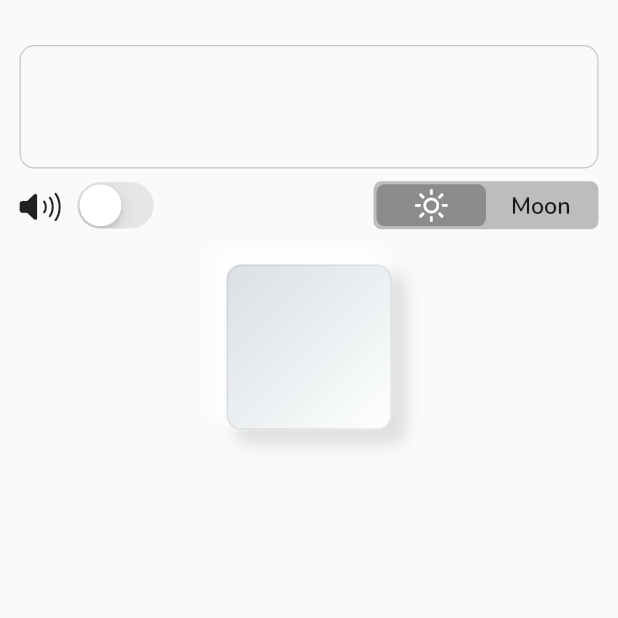
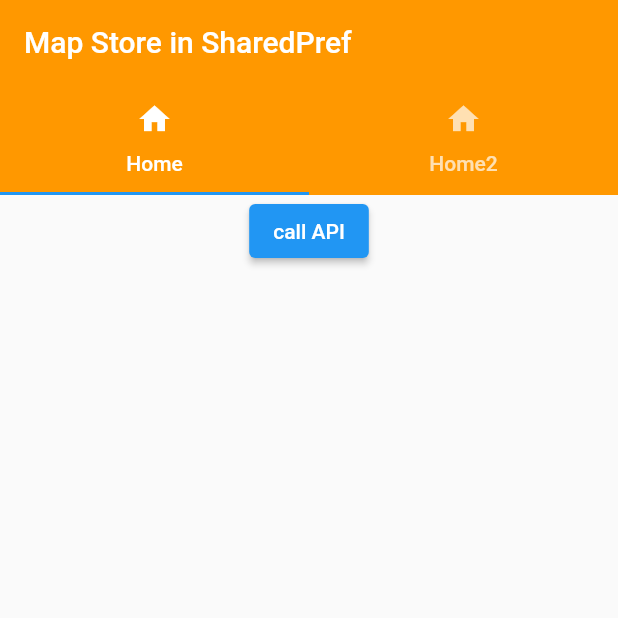
Before and after one commit to sahil078078/flutter_awesome_design, a Flutter app: the screen it shows after launch, on a phone screen of 412 x 824 dp, the top half of it. Run offline on Flutter 3.47's test engine with Material 2 defaults, Android fonts, the phone set to English and light mode, and no system bars; our stand-ins replace assets_audio_player, carousel_slider, dio, easy_localization, file_picker, flutter_colorpicker and 10 more; missing offline and left inert: easy_actions, whatsapp_unilink; network calls fail.

Commit message:
api and sharedPref

```diff
--- /dev/null
+++ b/lib/27July2022/sharedprefrences/get_map.dart
@@ -0,0 +1,83 @@
+import 'dart:developer';
+import 'package:flutter/widgets.dart';
+import 'package:shared_preferences/shared_preferences.dart';
+import 'package:dio/dio.dart';
+import 'package:flutter/foundation.dart';
+
+Dio dio = Dio();
+
+class GetMapDataProvider extends ChangeNotifier {
+  List<Company> company = [];
+
+  Future<void> getMapData() async {
+    String _url = 'https://jsonkeeper.com/b/W5KS';
+
+    try {
+      Response response = await dio.get(_url, options: Options(
+        validateStatus: (status) {
+          return (status == 200 || status == 404 || status == 400);
+        },
+      ));
+
+      log('responseCode : ${response.statusCode}');
+      log('responceData : ${response.data}');
+
+      if (response.statusCode == 200) {
+        var x = response.data['company'];
+        company = List<Company>.from(
+          x.map(
+            (e) => Company.fromJson(e),
+          ),
+        ).toList(growable: true);
+        notifyListeners();
+      }
+    } on DioError catch (e) {
+      if (kDebugMode) {
+        log('DioErrorCatch : $e');
+      }
+      company = [];
+      notifyListeners();
+    } catch (e) {
+      if (kDebugMode) {
+        log('catchError : $e');
+      }
+      company = [];
+      notifyListeners();
+    }
+  }
+}
+
+class Company {
+  Company({
+    required this.id,
+    required this.type,
+    required this.name,
+  });
+
+  String id;
+  String type;
+  String name;
+
+  factory Company.fromJson(Map<String, dynamic> json) => Company(
+        id: json["id"],
+        type: json["type"],
+        name: json["name"],
+      );
+
+  Map<String, dynamic> toJson() => {
+        "id": id,
+        "type": type,
+        "name": name,
+      };
+}
+
+class SharedPref2 {
+  static SharedPreferences? _sharedPreferences;
+
+  void init(BuildContext context) async {
+    _sharedPreferences ??= await SharedPreferences.getInstance();
+  }
+
+  String get jsonEncodeString =>
+      _sharedPreferences!.getString('jsonEncodeString') ?? '';
+}
--- /dev/null
+++ b/lib/27July2022/sharedprefrences/sharedpref_home.dart
@@ -0,0 +1,102 @@
+import 'dart:convert';
+import 'dart:developer';
+
+import 'package:flutter/material.dart';
+import 'package:flutter_awesome_design/22July2022/calculator/components/calculator_sharedpref.dart';
+import 'package:flutter_awesome_design/27July2022/sharedprefrences/get_map.dart';
+import 'package:provider/provider.dart';
+
+class SharedPrefHomeScreen extends StatefulWidget {
+  const SharedPrefHomeScreen({Key? key}) : super(key: key);
+
+  @override
+  State<SharedPrefHomeScreen> createState() => _SharedPrefHomeScreenState();
+}
+
+class _SharedPrefHomeScreenState extends State<SharedPrefHomeScreen> {
+  @override
+  void initState() {
+    super.initState();
+
+    WidgetsBinding.instance!.addPostFrameCallback((timeStamp) {
+      context.read<GetMapDataProvider>().getMapData();
+    });
+  }
+
+  @override
+  Widget build(BuildContext context) {
+    // List<Company> company = context.read<GetMapDataProvider>().company;
+    // var x = jsonEncode(company);
+
+    // log('type : ${x.runtimeType}');
+    // sharedPref.apiStuff = x;
+    // Map y = jsonDecode(sharedPref.apiStuff);
+
+    return DefaultTabController(
+      length: 2,
+      child: Scaffold(
+        appBar: AppBar(
+          backgroundColor: Colors.orange,
+          elevation: 0.0,
+          title: const Text('Map Store in SharedPref'),
+          bottom: const TabBar(
+            tabs: [
+              Tab(
+                icon: Icon(Icons.home),
+                text: 'Home',
+              ),
+              Tab(
+                icon: Icon(Icons.home),
+                text: 'Home2',
+              ),
+            ],
+          ),
+        ),
+        body: TabBarView(
+          children: [
+            Column(
+              children: [
+                ElevatedButton(
+                  onPressed: () async {
+                    await context.read<GetMapDataProvider>().getMapData();
+
+                    idk(context); //  api calling
+                  },
+                  child: const Text('call API'),
+                ),
+              ],
+            ),
+
+            // for tabBar2
+            const Center(
+              child: Text('home2'),
+            ),
+          ],
+        ),
+      ),
+    );
+  }
+}
+
+idk(BuildContext context) async {
+  List<Company> company = context.read<GetMapDataProvider>().company;
+
+  String x = jsonEncode(company);
+  // log('type : ${x}');
+
+  // sharedPref.apiStuff = x;
+  // Map<String, dynamic> y = await jsonDecode(x) as Map<String, dynamic>;
+  // log('gerData : ${y[0]['name']}');
+
+  var decode = json.decode(x);
+  var com = List<Company>.from(
+    decode.map(
+      (e) => Company.fromJson(e),
+    ),
+  ).toList(growable: true);
+  // log('decoder : $decode');
+
+  // log('=======> ${com.elementAt(1).type}');
+
+  // sharedPref.apiStuff = '{company: [{id: 0001, type: man, name: Cake}]}';
+}
--- a/lib/main.dart
+++ b/lib/main.dart
@@ -1,8 +1,8 @@
 import 'package:flutter/material.dart';
-import 'package:flutter_awesome_design/22July2022/calculator/components/calculator_button_design.dart';
 import 'package:flutter_awesome_design/22July2022/calculator/components/calculator_provider.dart';
 import 'package:provider/provider.dart';
-import '22July2022/calculator/calculator_ui.dart';
+import '27July2022/sharedprefrences/get_map.dart';
+import '27July2022/sharedprefrences/sharedpref_home.dart';
 import 'June3_2022/Simple_Api_calling_and_provider/provider_getdata.dart';
 
 void main() {
@@ -14,6 +14,9 @@ void main() {
         ),
         ChangeNotifierProvider(
           create: (_) => SelectCategoryIndex(),
+        ),
+        ChangeNotifierProvider<GetMapDataProvider>(
+          create: (context) => GetMapDataProvider(),
         ),
         ChangeNotifierProvider<CalculatorProvider>(
           create: (context) => CalculatorProvider(),
@@ -31,7 +34,7 @@ class MyApp extends StatelessWidget {
   Widget build(BuildContext context) {
     return const MaterialApp(
       debugShowCheckedModeBanner: false,
-      home: CalculatorUI(),
+      home: SharedPrefHomeScreen(),
     );
   }
 }
```
